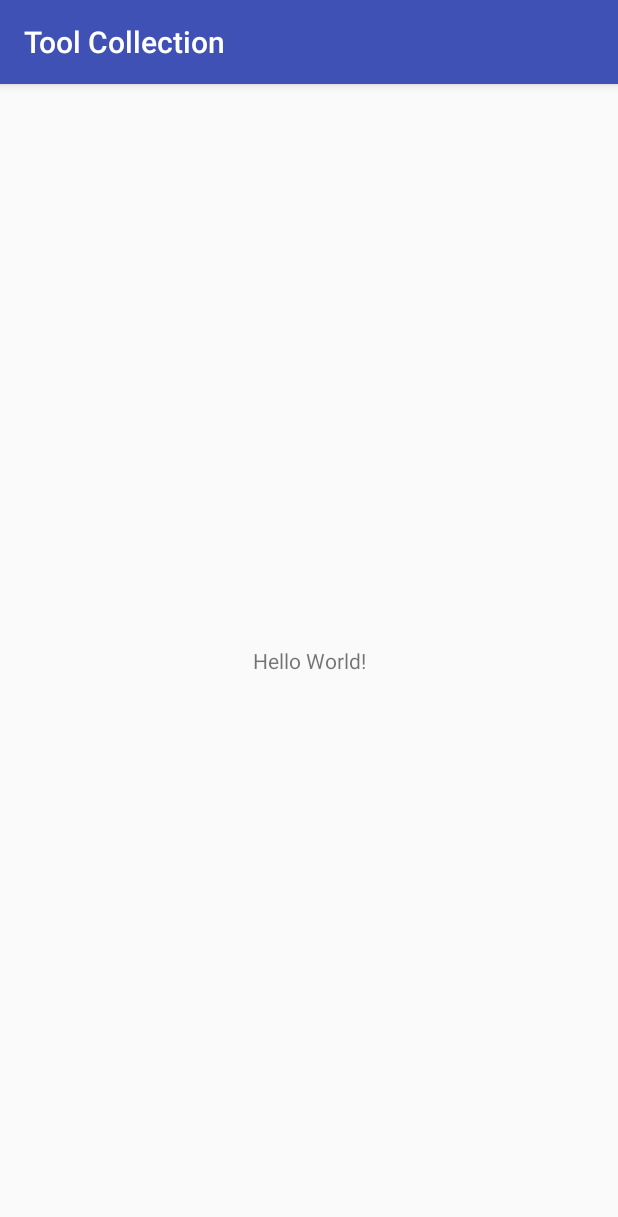
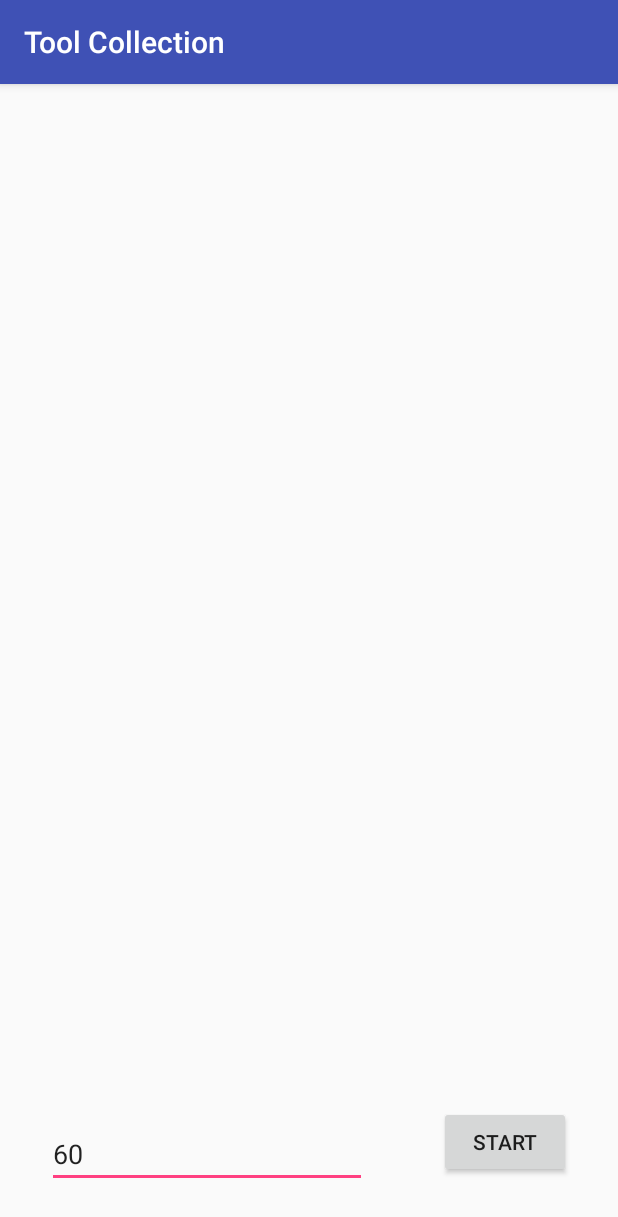
Before and after one commit to Cpt-Ahmad/ToolCollection-App, an Android app: the screen it shows after launch (MainActivity), on a phone screen of 412 x 824 dp. Shown: the top 1217 px of the screen. Run offline under Robolectric (Android 15) with nearby library versions, the phone set to English and light mode, and no system bars.

Commit message:
Upload of files from Dropbox

```diff
--- a/app/src/main/AndroidManifest.xml
+++ b/app/src/main/AndroidManifest.xml
@@ -9,7 +9,9 @@
         android:roundIcon="@mipmap/ic_launcher_round"
         android:supportsRtl="true"
         android:theme="@style/AppTheme">
-        <activity android:name=".MainActivity">
+        <activity
+            android:name=".MainActivity"
+            android:screenOrientation="portrait">
             <intent-filter>
                 <action android:name="android.intent.action.MAIN" />
 
--- a/app/src/main/java/de/cptahmad/toolcollection/MainActivity.java
+++ b/app/src/main/java/de/cptahmad/toolcollection/MainActivity.java
@@ -1,13 +1,80 @@
 package de.cptahmad.toolcollection;
 
+import android.media.MediaPlayer;
+import android.os.Handler;
 import android.support.v7.app.AppCompatActivity;
 import android.os.Bundle;
+import android.view.View;
+import android.widget.Button;
+import android.widget.EditText;
+import android.widget.TextView;
 
-public class MainActivity extends AppCompatActivity {
+import de.cptahmad.toolcollection.utils.Counter;
+import de.cptahmad.toolcollection.utils.SimpleTimer;
+
+public class MainActivity extends AppCompatActivity
+{
+    private boolean isPlaying = false;
 
     @Override
-    protected void onCreate(Bundle savedInstanceState) {
+    protected void onCreate(Bundle savedInstanceState)
+    {
         super.onCreate(savedInstanceState);
-        setContentView(R.layout.activity_main);
+        setContentView(R.layout.metronom);
+
+        final Button start = findViewById(R.id.startButton);
+        final EditText textField = findViewById(R.id.bpmTextField);
+
+        // Debug
+        final TextView    textView        = findViewById(R.id.testTextField);
+        final SimpleTimer runTimer        = new SimpleTimer();
+        final SimpleTimer correctionTimer = new SimpleTimer();
+        final Counter counter = new Counter();
+
+        final MediaPlayer beat = MediaPlayer.create(this, R.raw.click);
+
+        final Handler handler = new Handler();
+        final Runnable runnable = new Runnable()
+        {
+            double value = 2;
+
+            @Override
+            public void run()
+            {
+                long target = 60_000 / Long.parseLong(textField.getText().toString());
+                long errorFromTarget = runTimer.time() % target;
+                if(Math.abs(errorFromTarget) > 200) errorFromTarget = 0;
+
+                correctionTimer.reset();
+                counter.count();
+
+                beat.start();
+                handler.postDelayed(this, target - errorFromTarget);
+                textView.setText(String.format("Error[%d]; Time[%d]; Count[%d]", errorFromTarget, runTimer.time(), counter.getCounter()));
+            }
+        };
+
+        start.setOnClickListener(new View.OnClickListener()
+        {
+            @Override
+            public void onClick(View v)
+            {
+                Button button = (Button) v;
+                isPlaying = !isPlaying;
+
+                if(isPlaying)
+                {
+                    button.setText(R.string.stop);
+                    handler.post(runnable);
+                    runTimer.reset();
+                    correctionTimer.reset();
+                    counter.reset();
+                } else
+                {
+                    button.setText(R.string.start);
+                    handler.removeCallbacks(runnable);
+                }
+            }
+        });
     }
 }
--- /dev/null
+++ b/app/src/main/java/de/cptahmad/toolcollection/utils/Counter.java
@@ -0,0 +1,21 @@
+package de.cptahmad.toolcollection.utils;
+
+public class Counter
+{
+    private int count;
+
+    public void reset()
+    {
+        count = 0;
+    }
+
+    public void count()
+    {
+        count++;
+    }
+
+    public int getCounter()
+    {
+        return count;
+    }
+}
--- /dev/null
+++ b/app/src/main/java/de/cptahmad/toolcollection/utils/SimpleTimer.java
@@ -0,0 +1,18 @@
+package de.cptahmad.toolcollection.utils;
+
+public class SimpleTimer
+{
+    private long before;
+
+    public SimpleTimer(){}
+
+    public void reset()
+    {
+        before = System.currentTimeMillis();
+    }
+
+    public long time()
+    {
+        return System.currentTimeMillis() - before;
+    }
+}
--- /dev/null
+++ b/app/src/main/res/layout/metronom.xml
@@ -0,0 +1,56 @@
+<?xml version="1.0" encoding="utf-8"?>
+<android.support.constraint.ConstraintLayout xmlns:android="http://schemas.android.com/apk/res/android"
+    xmlns:app="http://schemas.android.com/apk/res-auto"
+    xmlns:tools="http://schemas.android.com/tools"
+    android:layout_width="match_parent"
+    android:layout_height="match_parent">
+
+    <Button
+        android:id="@+id/startButton"
+        android:layout_width="wrap_content"
+        android:layout_height="wrap_content"
+        android:layout_marginBottom="32dp"
+        android:layout_marginEnd="16dp"
+        android:layout_marginLeft="16dp"
+        android:layout_marginRight="16dp"
+        android:layout_marginStart="16dp"
+        android:layout_marginTop="16dp"
+        android:text="@string/start"
+        app:layout_constraintBottom_toBottomOf="parent"
+        app:layout_constraintEnd_toEndOf="parent"
+        app:layout_constraintStart_toEndOf="@+id/bpmTextField"
+        app:layout_constraintTop_toBottomOf="@+id/testTextField" />
+
+    <EditText
+        android:id="@+id/bpmTextField"
+        android:layout_width="wrap_content"
+        android:layout_height="wrap_content"
+        android:layout_marginBottom="32dp"
+        android:layout_marginEnd="16dp"
+        android:layout_marginLeft="16dp"
+        android:layout_marginRight="16dp"
+        android:layout_marginStart="16dp"
+        android:layout_marginTop="16dp"
+        android:ems="10"
+        android:inputType="number"
+        android:text="@string/bpm"
+        app:layout_constraintBottom_toBottomOf="parent"
+        app:layout_constraintEnd_toStartOf="@+id/startButton"
+        app:layout_constraintStart_toStartOf="parent"
+        app:layout_constraintTop_toBottomOf="@+id/testTextField" />
+
+    <TextView
+        android:id="@+id/testTextField"
+        android:layout_width="0dp"
+        android:layout_height="0dp"
+        android:layout_marginBottom="16dp"
+        android:layout_marginEnd="16dp"
+        android:layout_marginLeft="16dp"
+        android:layout_marginRight="16dp"
+        android:layout_marginStart="16dp"
+        android:layout_marginTop="16dp"
+        app:layout_constraintBottom_toTopOf="@+id/bpmTextField"
+        app:layout_constraintEnd_toEndOf="parent"
+        app:layout_constraintStart_toStartOf="parent"
+        app:layout_constraintTop_toTopOf="parent" />
+</android.support.constraint.ConstraintLayout>
--- a/app/src/main/res/values/strings.xml
+++ b/app/src/main/res/values/strings.xml
@@ -1,3 +1,6 @@
 <resources>
     <string name="app_name">Tool Collection</string>
+    <string name="stop">Stop</string>
+    <string name="start">Start</string>
+    <string name="bpm">60</string>
 </resources>
```
Also changed, not shown: 1 other file.
